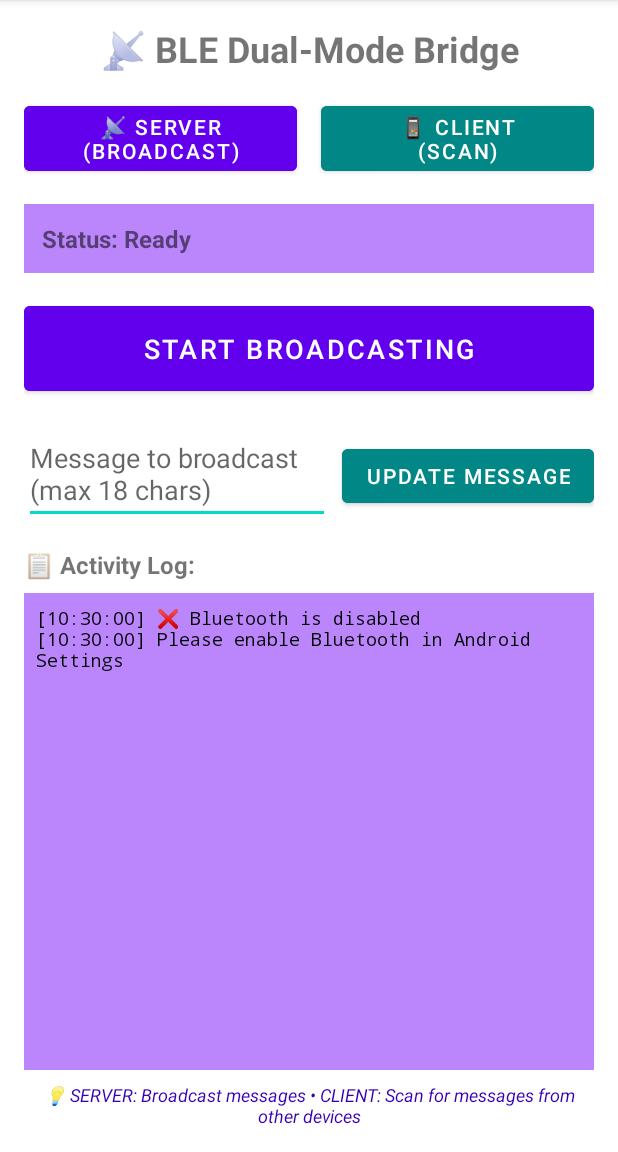
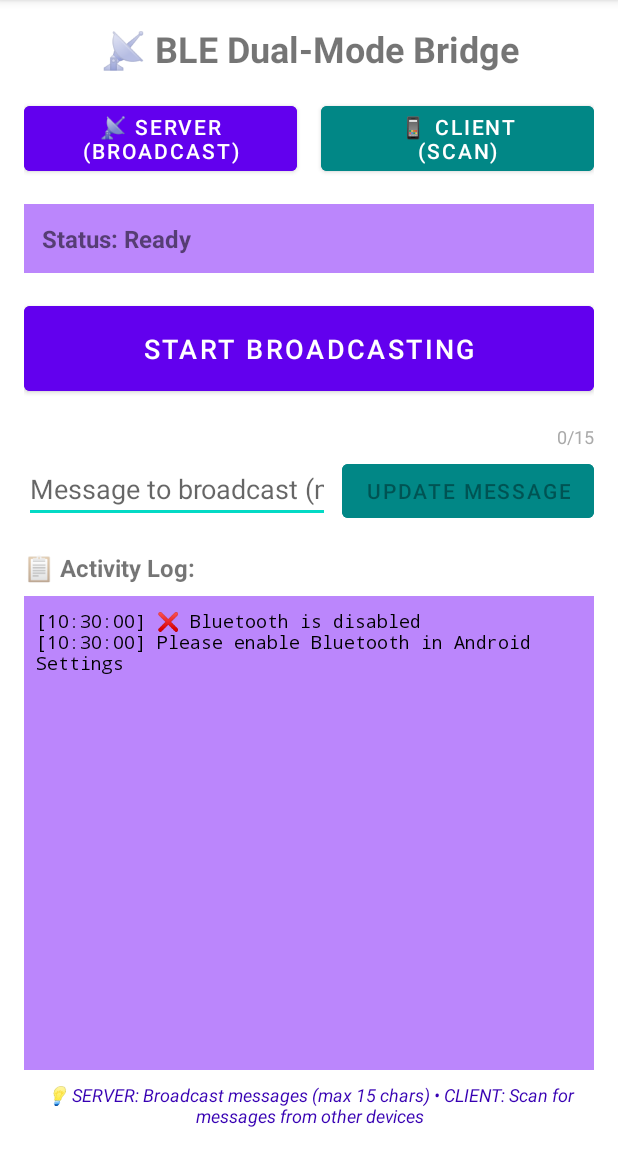
Before and after one commit to thomas-roos/ble-browser-android-bridge, an Android app: the screen it shows after launch (MainActivity), on a phone screen of 412 x 824 dp, the part 84-1236 px from its top. Run offline under Robolectric (Android 15) with nearby library versions, the phone set to English and light mode, and no system bars.

Commit message:
Fix BLE advertisement message length issues and improve UX
FIXES:
🔧 Message Length Handling:
- Reduced max message length to 15 characters (more conservative)
- Real-time character counter with visual feedback
- Automatic message truncation with user notification
- Better error handling for 'data too large' errors

✨ Improved User Experience:
- Live character counter (0/15) with color coding
- Send button disabled when message too long or empty
- Clear visual feedback when message exceeds limit
- Toast notifications for length errors
- Better error messages with specific guidance

🛠️ Technical Improvements:
- Remove device name from advertisements to save space
- Remove TX power level to save space for message
- Better byte size calculation and logging
- Proper scan callback cleanup to prevent memory leaks
- More conservative BLE advertisement size limits

💡 User Guidance:
- Updated hints and instructions for 15-character limit
- Clear feedback when messages are truncated
- Specific suggestions when advertising fails due to size

This should resolve the 'message too large' errors and provide
a much better user experience for message input!

```diff
--- a/android-app/app/src/main/res/layout/activity_main.xml
+++ b/android-app/app/src/main/res/layout/activity_main.xml
@@ -73,24 +73,46 @@
     <LinearLayout
         android:layout_width="match_parent"
         android:layout_height="wrap_content"
-        android:orientation="horizontal"
+        android:orientation="vertical"
         android:layout_marginBottom="16dp">
+
+        <!-- Character Counter -->
+        <TextView
+            android:id="@+id/characterCounter"
+            android:layout_width="match_parent"
+            android:layout_height="wrap_content"
+            android:text="0/15"
+            android:textSize="12sp"
+            android:gravity="end"
+            android:layout_marginBottom="4dp"
+            android:textColor="@android:color/darker_gray" />
+
+        <!-- Input Row -->
+        <LinearLayout
+            android:layout_width="match_parent"
+            android:layout_height="wrap_content"
+            android:orientation="horizontal">
 
             <EditText
                 android:id="@+id/messageInput"
                 android:layout_width="0dp"
                 android:layout_height="wrap_content"
                 android:layout_weight="1"
-            android:hint="Message to broadcast (max 18 chars)"
-            android:maxLength="18"
-            android:layout_marginEnd="8dp" />
+                android:hint="Message to broadcast (max 15 chars)"
+                android:maxLength="20"
+                android:layout_marginEnd="8dp"
+                android:inputType="text"
+                android:singleLine="true" />
 
             <Button
                 android:id="@+id/sendMessageButton"
                 android:layout_width="wrap_content"
                 android:layout_height="wrap_content"
                 android:text="Update Message"
-            android:backgroundTint="@color/teal_700" />
+                android:backgroundTint="@color/teal_700"
+                android:enabled="false" />
+
+        </LinearLayout>
 
     </LinearLayout>
 
@@ -125,7 +147,7 @@
     <TextView
         android:layout_width="match_parent"
         android:layout_height="wrap_content"
-        android:text="💡 SERVER: Broadcast messages • CLIENT: Scan for messages from other devices"
+        android:text="💡 SERVER: Broadcast messages (max 15 chars) • CLIENT: Scan for messages from other devices"
         android:textSize="12sp"
         android:textStyle="italic"
         android:gravity="center"
```
Also changed, not shown: android-app/app/src/main/java/com/github/blebrowserbridge/MainActivity.kt (+62 -20 lines). Lines whose indentation alone changed are shown as unchanged.
